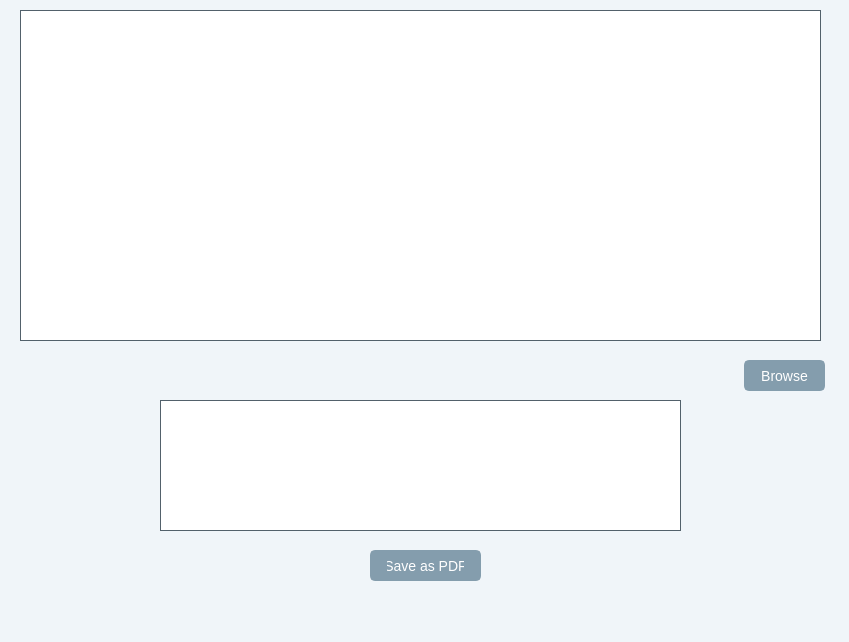
Before: the Qt Designer form DocumentWindow.ui in lameesmohee/Vital-Signal-Viewer, drawn with Qt 5.
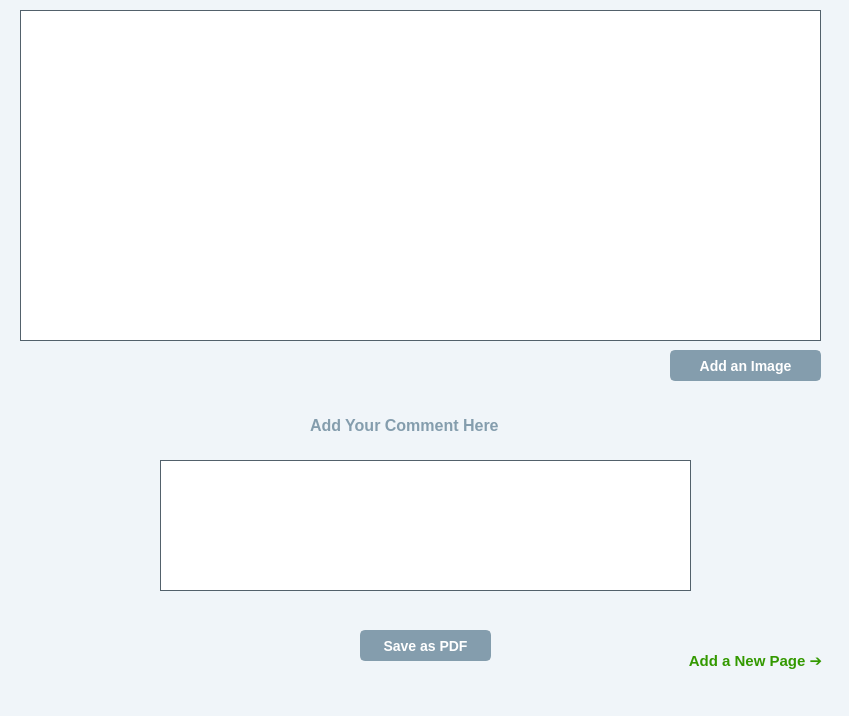
After: the same form once the commit is applied.

```diff
--- a/DocumentWindow.ui
+++ b/DocumentWindow.ui
@@ -7,7 +7,7 @@
     <x>0</x>
     <y>0</y>
     <width>849</width>
-    <height>642</height>
+    <height>716</height>
    </rect>
   </property>
   <property name="windowTitle">
@@ -38,8 +38,8 @@
     <property name="geometry">
      <rect>
       <x>160</x>
-      <y>400</y>
-      <width>521</width>
+      <y>460</y>
+      <width>531</width>
       <height>131</height>
      </rect>
     </property>
@@ -59,15 +59,16 @@
    <widget class="QPushButton" name="save_button">
     <property name="geometry">
      <rect>
-      <x>370</x>
-      <y>550</y>
-      <width>111</width>
+      <x>360</x>
+      <y>630</y>
+      <width>131</width>
       <height>31</height>
      </rect>
     </property>
     <property name="font">
      <font>
       <pointsize>-1</pointsize>
+      <bold>true</bold>
      </font>
     </property>
     <property name="styleSheet">
@@ -97,12 +98,18 @@
    <widget class="QPushButton" name="add_image_button">
     <property name="geometry">
      <rect>
-      <x>744</x>
-      <y>360</y>
-      <width>81</width>
+      <x>670</x>
+      <y>350</y>
+      <width>151</width>
       <height>31</height>
      </rect>
     </property>
+    <property name="font">
+     <font>
+      <pointsize>-1</pointsize>
+      <bold>true</bold>
+     </font>
+    </property>
     <property name="styleSheet">
      <string notr="true">/*background-color:#C9D6DF;*/
 QPushButton {
@@ -123,7 +130,54 @@
 }</string>
     </property>
     <property name="text">
-     <string>Browse</string>
+     <string>Add an Image</string>
+    </property>
+   </widget>
+   <widget class="QPushButton" name="pushButton">
+    <property name="geometry">
+     <rect>
+      <x>670</x>
+      <y>640</y>
+      <width>171</width>
+      <height>41</height>
+     </rect>
+    </property>
+    <property name="font">
+     <font>
+      <pointsize>11</pointsize>
+      <bold>true</bold>
+     </font>
+    </property>
+    <property name="styleSheet">
+     <string notr="true">color:rgb(51, 153, 0);</string>
+    </property>
+    <property name="text">
+     <string>Add a New Page ➔</string>
+    </property>
+    <property name="flat">
+     <bool>true</bool>
+    </property>
+   </widget>
+   <widget class="QLabel" name="label">
+    <property name="geometry">
+     <rect>
+      <x>310</x>
+      <y>410</y>
+      <width>201</width>
+      <height>31</height>
+     </rect>
+    </property>
+    <property name="font">
+     <font>
+      <pointsize>12</pointsize>
+      <bold>true</bold>
+     </font>
+    </property>
+    <property name="styleSheet">
+     <string notr="true">color:#849dad</string>
+    </property>
+    <property name="text">
+     <string>Add Your Comment Here</string>
     </property>
    </widget>
   </widget>
```
